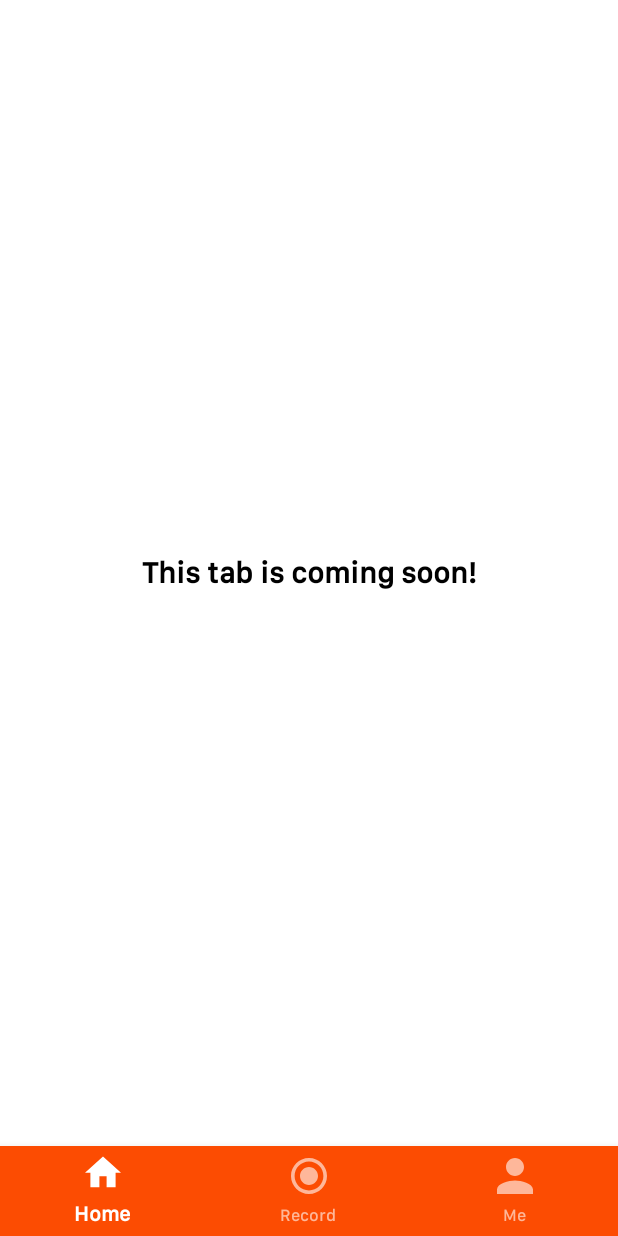
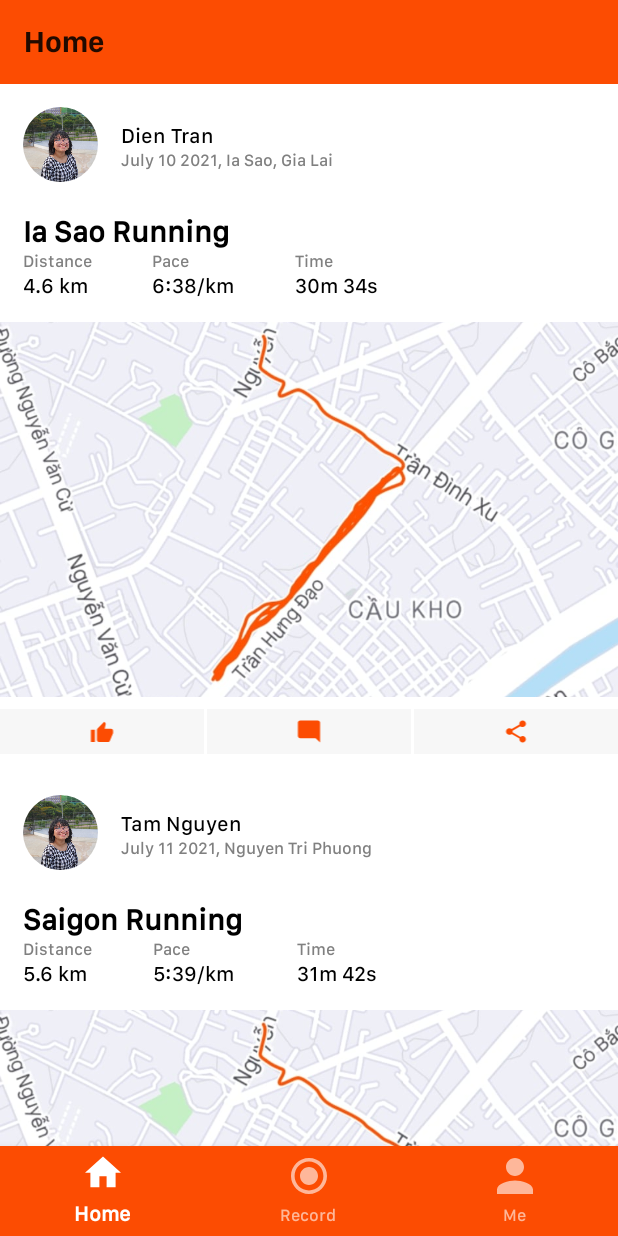
Before and after one commit to tamtamhihi/MyRunningApp, an Android app: the MainActivity screen opened directly, with no data from a screen before it, on a phone screen of 412 x 824 dp. Run offline under Robolectric (Android 15) with nearby library versions, the phone set to English and light mode, and no system bars; our stand-ins replace CircleImageView.

Commit message:
RunningAcitivity

```diff
--- a/app/src/main/java/com/example/myrunningapp/MainActivity.java
+++ b/app/src/main/java/com/example/myrunningapp/MainActivity.java
@@ -8,6 +8,7 @@ import androidx.fragment.app.Fragment;
 import android.os.Bundle;
 import android.view.MenuItem;
 
+import com.example.myrunningapp.hometab.HomeBottomTabFragment;
 import com.example.myrunningapp.metab.MeBottomTabFragment;
 import com.google.android.material.bottomnavigation.BottomNavigationView;
 
@@ -20,11 +21,11 @@ public class MainActivity extends AppCompatActivity {
         setContentView(R.layout.activity_main);
 
         // TODO: 3 tabs: HOME TAB (display all activities), RECORD TAB (record), ME TAB (profile)
-        final ProgressTabFragment progressFragment = new ProgressTabFragment();
+        final HomeBottomTabFragment homeFragment = new HomeBottomTabFragment();
         final ProgressTabFragment activityFragment = new ProgressTabFragment();
         final MeBottomTabFragment meFragment = new MeBottomTabFragment();
 
-        setCurrentFragment(progressFragment);
+        setCurrentFragment(homeFragment);
 
         BottomNavigationView bottomNavigationView = (BottomNavigationView)findViewById(R.id.bottom_navigation);
 
@@ -33,7 +34,7 @@ public class MainActivity extends AppCompatActivity {
             public boolean onNavigationItemSelected(@NonNull MenuItem item) {
                 switch (item.getItemId()) {
                     case R.id.home:
-                        setCurrentFragment(progressFragment);
+                        setCurrentFragment(homeFragment);
                         break;
                     case R.id.record:
                         setCurrentFragment(activityFragment);
--- /dev/null
+++ b/app/src/main/java/com/example/myrunningapp/hometab/HomeBottomTabFragment.java
@@ -0,0 +1,61 @@
+package com.example.myrunningapp.hometab;
+
+import android.os.Bundle;
+
+import androidx.annotation.NonNull;
+import androidx.annotation.Nullable;
+import androidx.fragment.app.Fragment;
+import androidx.recyclerview.widget.LinearLayoutManager;
+import androidx.recyclerview.widget.RecyclerView;
+
+import android.view.LayoutInflater;
+import android.view.View;
+import android.view.ViewGroup;
+
+import com.example.myrunningapp.R;
+import com.example.myrunningapp.utils.MyDate;
+
+import java.util.ArrayList;
+
+
+public class HomeBottomTabFragment extends Fragment {
+    ArrayList<RunningActivity> myRunning;
+
+    public HomeBottomTabFragment() {
+        myRunning = new ArrayList<>();
+        myRunning.add(new RunningActivity(
+                4.6, 1834, "Dien Tran",
+                "Ia Sao Running", "Ia Sao, Gia Lai", new MyDate(10, 7, 2021)
+        ));
+        myRunning.add(new RunningActivity(
+                5.6, 1902, "Tam Nguyen",
+                "Saigon Running", "Nguyen Tri Phuong", new MyDate(11, 7, 2021)
+        ));
+        myRunning.add(new RunningActivity(
+                5.7, 1910, "Dien Tran",
+                "Ia Sao Running", "Ia Sao, Gia Lai", new MyDate(10, 7, 2021)
+        ));
+    }
+
+    @Override
+    public void onViewCreated(@NonNull View view, @Nullable Bundle savedInstanceState) {
+        super.onViewCreated(view, savedInstanceState);
+        RecyclerView runningRecycleView = view.findViewById(R.id.home_recycleView);
+        RunningActivityAdapter adapter = new RunningActivityAdapter(myRunning, getContext());
+        runningRecycleView.setLayoutManager(new LinearLayoutManager(getContext()));
+        runningRecycleView.setAdapter(adapter);
+    }
+
+    @Override
+    public void onCreate(Bundle savedInstanceState) {
+        super.onCreate(savedInstanceState);
+
+    }
+
+    @Override
+    public View onCreateView(LayoutInflater inflater, ViewGroup container,
+                             Bundle savedInstanceState) {
+
+        return inflater.inflate(R.layout.fragment_home_bottom_tab, container, false);
+    }
+}
--- /dev/null
+++ b/app/src/main/java/com/example/myrunningapp/hometab/RunningActivity.java
@@ -0,0 +1,18 @@
+package com.example.myrunningapp.hometab;
+
+import com.example.myrunningapp.utils.MyDate;
+
+public class RunningActivity {
+    public double distance, time;
+    public String name, title, location;
+    public MyDate startDate;
+
+    RunningActivity(double distance, double time, String name, String title, String location, MyDate startDate){
+        this.distance = distance;
+        this.time = time;
+        this.name = name;
+        this.title = title;
+        this.location = location;
+        this.startDate = startDate;
+    }
+}
--- a/app/src/main/java/com/example/myrunningapp/hometab/RunningActivityAdapter.java
+++ b/app/src/main/java/com/example/myrunningapp/hometab/RunningActivityAdapter.java
@@ -4,68 +4,66 @@ import android.content.Context;
 import android.view.LayoutInflater;
 import android.view.View;
 import android.view.ViewGroup;
-import android.widget.ImageView;
 import android.widget.TextView;
 
 import androidx.annotation.NonNull;
 import androidx.recyclerview.widget.RecyclerView;
 
 import com.example.myrunningapp.R;
+import com.example.myrunningapp.utils.MyDate;
+
+import java.util.ArrayList;
 
 public class RunningActivityAdapter extends RecyclerView.Adapter<RunningActivityAdapter.ViewHolder> {
-    private int[] time;
-    private double[] distance;
-    private Context context;
+    ArrayList<RunningActivity> myActivity;
+    Context context;
 
-    public RunningActivityAdapter(double[] distance, int[] time, Context context) {
-        this.distance = distance;
-        this.time = time;
+    RunningActivityAdapter(ArrayList<RunningActivity> myActivity, Context context) {
+        this.myActivity = myActivity;
         this.context = context;
     }
 
     @NonNull
     @Override
     public ViewHolder onCreateViewHolder(@NonNull ViewGroup parent, int viewType) {
-        View view = LayoutInflater.from(parent.getContext())
-                .inflate(R.layout.running_activity_items_layout, parent, false);
+        View view = LayoutInflater.from(parent.getContext()).inflate(
+                R.layout.running_activity_items_layout, parent, false
+        );
         return new ViewHolder(view);
     }
 
-
     @Override
     public void onBindViewHolder(@NonNull ViewHolder holder, int position) {
-        holder.distanceView.setText(distance[position] + " km");
-
-        // Calculate pace
-        int pace = (int)((double)time[position] / distance[position]);
-        int paceMin = pace / 60;
-        int paceSec = pace % 60;
-        holder.paceView.setText(paceMin + ":" + paceSec + " /km");
-
-        // Calculate time
-        int min = time[position] / 60;
-        int sec = time[position] % 60;
-        holder.timeView.setText(min + "m " + sec + "s");
-
-        // Set image
-        holder.imageView.setImageResource(R.drawable.p1 + position);
+        RunningActivity currentActivity = myActivity.get(position);
+        holder.name.setText(currentActivity.name);
+        holder.distance.setText(Double.toString(currentActivity.distance) + " km");
+        int second = (int) currentActivity.time % 60;
+        int minute = (int) currentActivity.time / 60;
+        holder.time.setText(Integer.toString(minute) + "m " + Integer.toString(second) + "s");
+        double pacer = currentActivity.time / currentActivity.distance;
+        int paceMinute = (int) pacer / 60;
+        int paceSecond = (int) pacer % 60;
+        holder.pace.setText(Integer.toString(paceMinute) +":" + Integer.toString(paceSecond) + "/km");
+        holder.title.setText(currentActivity.title);
+        holder.locationAndTime.setText(currentActivity.startDate.toString() + ", " + currentActivity.location);
     }
 
     @Override
     public int getItemCount() {
-        return time.length;
+        return myActivity.size();
     }
 
     public class ViewHolder extends RecyclerView.ViewHolder {
-        public TextView distanceView, paceView, timeView;
-        public ImageView imageView;
+        public TextView name, locationAndTime, title, distance, pace, time;
 
         public ViewHolder(@NonNull View itemView) {
             super(itemView);
-            distanceView = itemView.findViewById(R.id.distanceID);
-            paceView = itemView.findViewById(R.id.paceID);
-            timeView = itemView.findViewById(R.id.timeID);
-            imageView = itemView.findViewById(R.id.p1ID);
+            name = itemView.findViewById(R.id.nameID);
+            locationAndTime = itemView.findViewById(R.id.location);
+            title = itemView.findViewById(R.id.titleID);
+            distance = itemView.findViewById(R.id.distanceID);
+            pace = itemView.findViewById(R.id.paceID);
+            time = itemView.findViewById(R.id.timeID);
         }
     }
 }
--- a/app/src/main/java/com/example/myrunningapp/metab/profiletab/ProfileTabFragment.java
+++ b/app/src/main/java/com/example/myrunningapp/metab/profiletab/ProfileTabFragment.java
@@ -20,7 +20,6 @@ import android.widget.EditText;
 import android.widget.TimePicker;
 
 import com.example.myrunningapp.R;
-import com.example.myrunningapp.hometab.RunningActivityAdapter;
 import com.google.android.material.floatingactionbutton.FloatingActionButton;
 
 public class ProfileTabFragment extends Fragment {
@@ -52,9 +51,6 @@ public class ProfileTabFragment extends Fragment {
         RecyclerView recyclerView = getView().findViewById(R.id.activities);
         double[] distance = {3.75, 4.00, 1.91, 2.08, 3.00};
         int[] time = {1705, 1925, 934, 996, 1426};
-        RunningActivityAdapter adapter = new RunningActivityAdapter(distance, time, getContext());
-        recyclerView.setAdapter(adapter);
-        recyclerView.setLayoutManager(new LinearLayoutManager(getContext()));
     }
 
     private void renderButtons() {
--- a/app/src/main/java/com/example/myrunningapp/utils/MyDate.java
+++ b/app/src/main/java/com/example/myrunningapp/utils/MyDate.java
@@ -2,7 +2,9 @@ package com.example.myrunningapp.utils;
 
 import android.os.Build;
 import android.util.Log;
+import android.view.ViewDebug;
 
+import androidx.annotation.NonNull;
 import androidx.annotation.RequiresApi;
 
 import java.io.Console;
@@ -12,6 +14,14 @@ import java.time.LocalDate;
 public class MyDate implements Serializable {
     public int day, month, year;
     static int[] days = {31, 28, 31, 30, 31, 30, 31, 31, 30, 31, 30, 31};
+    static String[] mMonth = { " ", "January", "February", "March", "April", "May",
+            "June", "July", "August", "September", "October", "November", "December"
+    };
+    @NonNull
+    @Override
+    public String toString() {
+        return mMonth[month] + " " + Integer.toString(day) + " " + Integer.toString(year);
+    }
 
     public MyDate(int day, int month, int year) {
         this.day = day;
--- /dev/null
+++ b/app/src/main/res/layout/fragment_home_bottom_tab.xml
@@ -0,0 +1,23 @@
+<?xml version="1.0" encoding="utf-8"?>
+<LinearLayout xmlns:android="http://schemas.android.com/apk/res/android"
+    xmlns:tools="http://schemas.android.com/tools"
+    android:layout_width="match_parent"
+    android:layout_height="match_parent"
+    xmlns:app="http://schemas.android.com/apk/res-auto"
+    tools:context=".hometab.HomeBottomTabFragment"
+    android:orientation="vertical">
+
+    <androidx.appcompat.widget.Toolbar
+        android:id="@+id/home_tab_fragment"
+        android:layout_width="match_parent"
+        android:layout_height="wrap_content"
+        app:title="Home"
+        android:background="@color/colorPrimary"
+        app:titleTextAppearance="@style/Toolbar"/>
+
+    <androidx.recyclerview.widget.RecyclerView
+        android:layout_width="match_parent"
+        android:layout_height="fill_parent"
+        android:id="@+id/home_recycleView"/>
+
+</LinearLayout>
--- a/app/src/main/res/layout/fragment_me_bottom_tab.xml
+++ b/app/src/main/res/layout/fragment_me_bottom_tab.xml
@@ -13,7 +13,6 @@
         android:layout_width="match_parent"
         android:layout_height="wrap_content"
         android:background="@color/colorPrimary"
-        app:layout_constraintTop_toTopOf="parent"
         app:title="My Strava"
         app:titleTextAppearance="@style/Toolbar" />
 
--- a/app/src/main/res/layout/running_activity_items_layout.xml
+++ b/app/src/main/res/layout/running_activity_items_layout.xml
@@ -22,25 +22,30 @@
             android:layout_height="wrap_content"
             android:orientation="vertical">
         <TextView
+            android:id="@+id/nameID"
             android:layout_width="match_parent"
             android:layout_height="wrap_content"
             android:text="Tam Nguyen"
             android:layout_marginTop= "25dp"
             android:textAppearance="@style/BlackText"/>
         <TextView
+            android:id="@+id/location"
             android:layout_width="match_parent"
             android:layout_height="wrap_content"
             android:text="Yesterday at 4:10 PM . Nguyen Cu Trinh Ward, District 1"
             android:textAppearance="@style/TimeAddress"/>
         </LinearLayout>
     </LinearLayout>
+
     <TextView
+        android:id="@+id/titleID"
         android:layout_width="match_parent"
         android:layout_height="wrap_content"
-        android:text="Afternoon Run"
         android:layout_marginLeft="15dp"
         android:layout_marginTop="5dp"
-        android:textAppearance="@style/Title"/>
+        android:text="Afternoon Run"
+        android:textAppearance="@style/Title" />
+
     <GridLayout
         android:layout_width="match_parent"
         android:layout_height="wrap_content"
```
